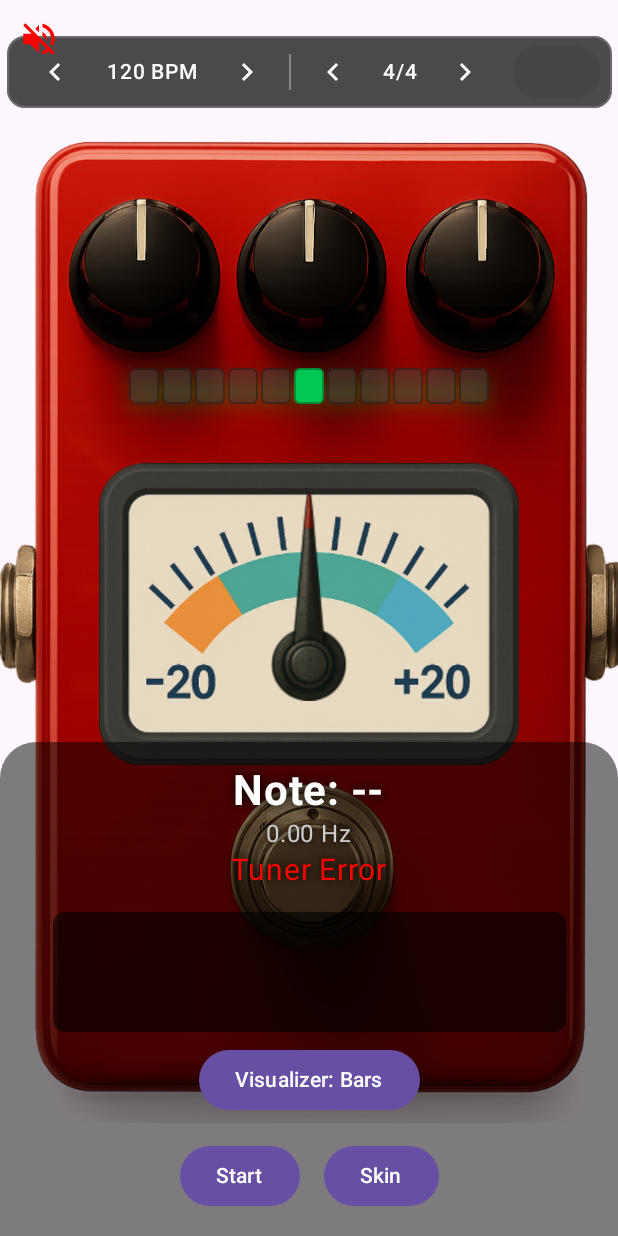
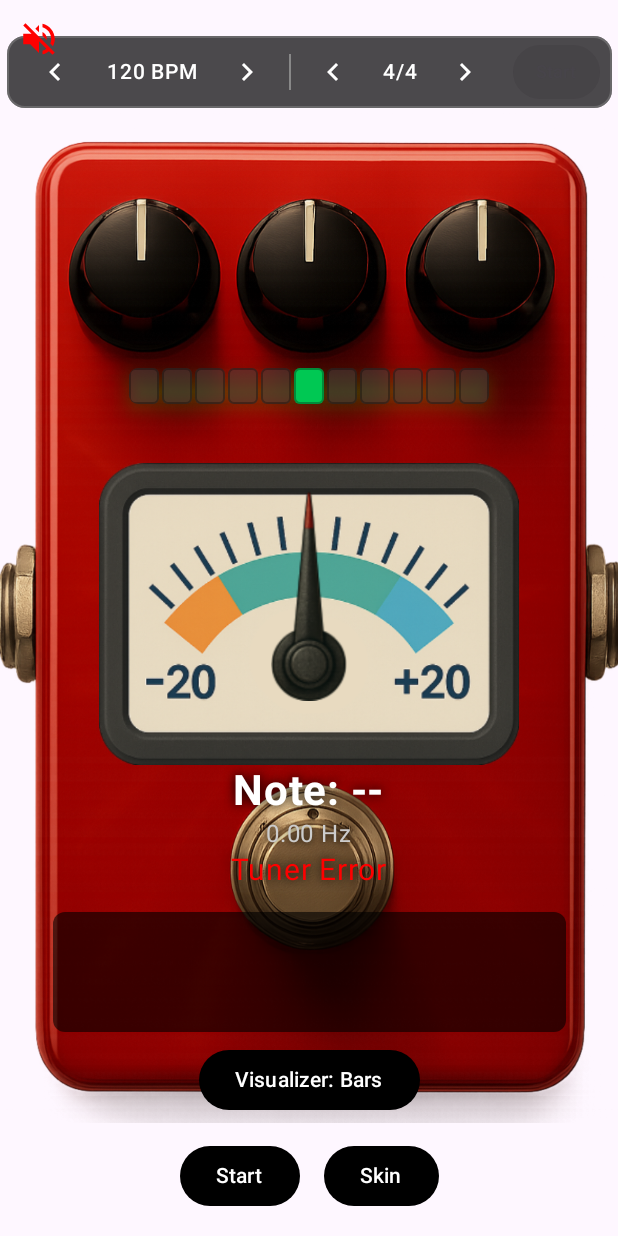
Before and after one commit to oozye1/violin4, an Android app built with Jetpack Compose: the screen it shows after launch (MainActivity), after a tap on "Start", on a phone screen of 412 x 824 dp. Run offline under Robolectric (Android 15) with nearby library versions, the phone set to English and light mode, and no system bars.

Commit message:
removed background to NOT PRESS HERE TO START TUNER

```diff
--- a/app/src/main/java/com/example/nativeguitartuner/MainActivity.kt
+++ b/app/src/main/java/com/example/nativeguitartuner/MainActivity.kt
@@ -78,7 +78,7 @@ class MainActivity : ComponentActivity() {
         private const val PREF_VDU_SKIN = "vdu_skin"
     }
 
-    // State Variables - Using primitive-specific state holders for performance
+    // State Variables
     private var isRecording by mutableStateOf(false)
     private var detectedNote by mutableStateOf("--")
     private var frequencyText by mutableStateOf("0.00 Hz")
@@ -232,7 +232,7 @@ class MainActivity : ComponentActivity() {
         }
     }
 
-    @Suppress("DEPRECATION") // Suppress warning for older but functional permission handling
+    @Suppress("DEPRECATION")
     override fun onRequestPermissionsResult(requestCode: Int, permissions: Array<out String>, grantResults: IntArray) {
         super.onRequestPermissionsResult(requestCode, permissions, grantResults)
         if (requestCode == REQUEST_RECORD_AUDIO_PERMISSION) {
@@ -316,7 +316,6 @@ class MainActivity : ComponentActivity() {
             cents = 1200f * log2(stablePitch / noteFreq)
             rotationAngle = (cents.coerceIn(-50f, 50f) / 50f) * 90f
             detectedNote = noteName
-            // Use Locale.US to ensure a period is always used as the decimal separator
             frequencyText = String.format(Locale.US, "%.2f Hz", stablePitch)
             val isInTune = abs(cents) <= IN_TUNE_CENTS_THRESHOLD
             if(isInTune) {
@@ -382,17 +381,22 @@ class MainActivity : ComponentActivity() {
         selectedPedal = newPedal
         selectedVDU = newVdu
 
-        // Use the KTX extension function for cleaner SharedPreferences editing
         getSharedPreferences(PREFS_NAME, Context.MODE_PRIVATE).edit {
             putInt(PREF_PEDAL_SKIN, newPedal)
             putInt(PREF_VDU_SKIN, newVdu)
         }
     }
 
+    // --- MODIFIED: Removed the Surface and changed button colors ---
     @Composable
     fun BottomControls() {
-        Surface(modifier = Modifier.fillMaxWidth(), color = Color.Black.copy(alpha = 0.5f), shape = RoundedCornerShape(topStart = 24.dp, topEnd = 24.dp)) {
-            Column(modifier = Modifier.padding(16.dp), horizontalAlignment = Alignment.CenterHorizontally) {
+        // The Surface wrapper has been removed. The Column is now the top-level composable.
+        Column(
+            modifier = Modifier
+                .fillMaxWidth()
+                .padding(16.dp),
+            horizontalAlignment = Alignment.CenterHorizontally
+        ) {
             Text("Note: $detectedNote", color = Color.White, fontSize = 28.sp, fontWeight = FontWeight.Bold, style = LocalTextStyle.current.copy(shadow = Shadow(Color.Black, blurRadius = 8f)))
             Text(text = frequencyText, fontSize = 16.sp, color = Color.LightGray, style = LocalTextStyle.current.copy(shadow = Shadow(Color.Black, blurRadius = 6f)))
             Text(text = statusText, fontSize = 20.sp, color = statusColor, style = LocalTextStyle.current.copy(shadow = Shadow(Color.Black, blurRadius = 8f)))
@@ -400,10 +404,23 @@ class MainActivity : ComponentActivity() {
             AudioVisualizer()
             Spacer(modifier = Modifier.height(16.dp))
             Row(horizontalArrangement = Arrangement.spacedBy(16.dp), verticalAlignment = Alignment.CenterVertically) {
-                    Button(onClick = { if (isRecording) stopTuner() else requestPermissionAndStartTuner() }) {
+                Button(
+                    onClick = { if (isRecording) stopTuner() else requestPermissionAndStartTuner() },
+                    colors = ButtonDefaults.buttonColors( // Set button colors here
+                        containerColor = Color.Black,
+                        contentColor = Color.White
+                    )
+                ) {
                     Text(if (isRecording) "Stop" else "Start")
                 }
-                    Button(onClick = { randomizeSkins() }) { Text("Skin") }
+                Button(
+                    onClick = { randomizeSkins() },
+                    colors = ButtonDefaults.buttonColors( // Set button colors here
+                        containerColor = Color.Black,
+                        contentColor = Color.White
+                    )
+                ) {
+                    Text("Skin")
                 }
             }
         }
@@ -436,11 +453,10 @@ class MainActivity : ComponentActivity() {
             VisualizerMode.WAVEFORM->WaveformVisualizer(Modifier.fillMaxSize(),waveformData)
             VisualizerMode.NONE->{Text("No Visualizer",color=Color.Gray,fontSize=12.sp)}
         }
-    };Spacer(Modifier.height(8.dp));Button(onClick={val allModes=VisualizerMode.entries;val currentIndex=allModes.indexOf(visualizerMode);val nextIndex=(currentIndex+1)%allModes.size;visualizerMode=allModes[nextIndex]}){val vizName=visualizerMode.name.replace('_',' ').lowercase().replaceFirstChar{if(it.isLowerCase())it.titlecase()else it.toString()};Text("Visualizer: $vizName")}}}
+    };Spacer(Modifier.height(8.dp));Button(onClick={val allModes=VisualizerMode.entries;val currentIndex=allModes.indexOf(visualizerMode);val nextIndex=(currentIndex+1)%allModes.size;visualizerMode=allModes[nextIndex]}, colors = ButtonDefaults.buttonColors(containerColor = Color.Black, contentColor = Color.White)){val vizName=visualizerMode.name.replace('_',' ').lowercase().replaceFirstChar{if(it.isLowerCase())it.titlecase()else it.toString()};Text("Visualizer: $vizName")}}}
     @Composable fun BarsVisualizer(modifier:Modifier=Modifier,magnitudes:FloatArray){Canvas(modifier=modifier){if(magnitudes.isNotEmpty()){val barCount=magnitudes.size/2;val barWidth=size.width/barCount;val maxMagnitude=(magnitudes.maxOrNull()?:1f).coerceAtLeast(0.5f);magnitudes.take(barCount).forEachIndexed{index,mag->val normalizedHeight=(mag/maxMagnitude).coerceIn(0f,1f);val barHeight=normalizedHeight*size.height;val color=lerp(Color.Green,Color.Red,normalizedHeight);drawRect(color=color,topLeft=Offset(x=index*barWidth,y=size.height-barHeight),size=Size(width=barWidth*0.8f,height=barHeight))}}}}
     @Composable fun WaveformVisualizer(modifier:Modifier=Modifier,data:FloatArray){Canvas(modifier=modifier){if(data.isNotEmpty()){val path=Path();val stepX=size.width/data.size;path.moveTo(0f,size.height/2);data.forEachIndexed{index,value->path.lineTo(index*stepX,(size.height/2)*(1-value))};drawPath(path=path,color=Color.Green,style=Stroke(width=2f))}}}
     @Composable fun LedTuningStrip(activeLedIndex:Int){Row(modifier=Modifier.shadow(elevation=8.dp,shape=RoundedCornerShape(6.dp),spotColor=Color.Green),horizontalArrangement=Arrangement.Center,verticalAlignment=Alignment.CenterVertically){(-5..5).forEach{index->
-        // Use more readable range checks
         val isActive = when {
             activeLedIndex < 0 -> index in activeLedIndex until 0
             activeLedIndex > 0 -> index in 1..activeLedIndex
```
Lines whose indentation alone changed are shown as unchanged.
